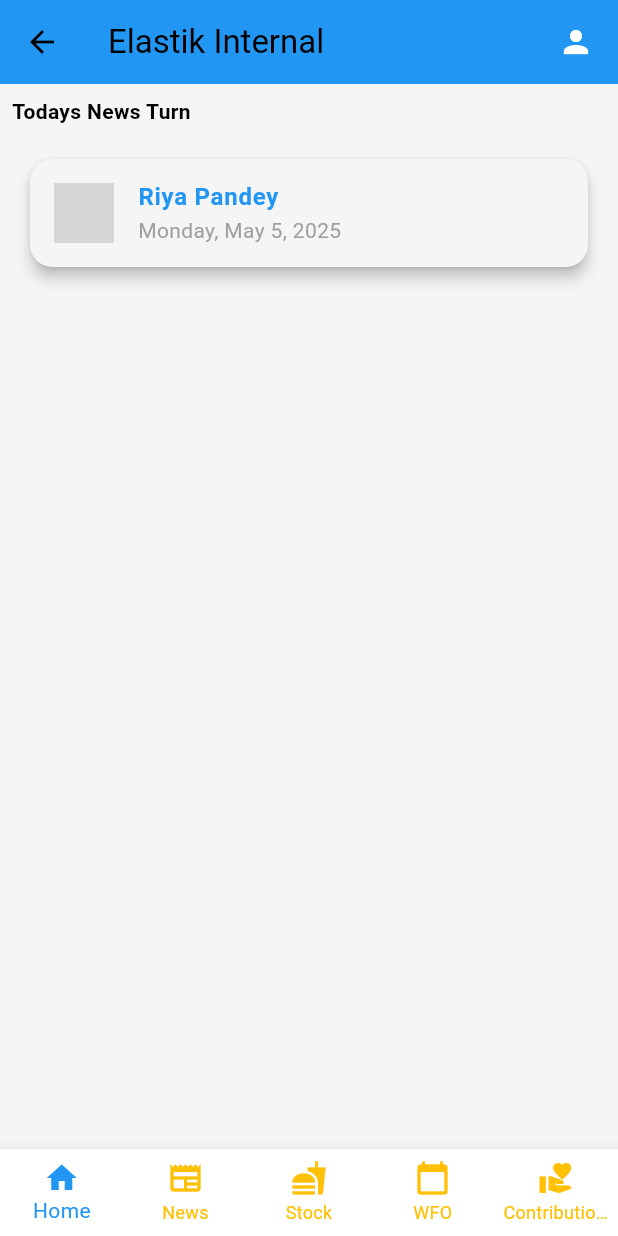
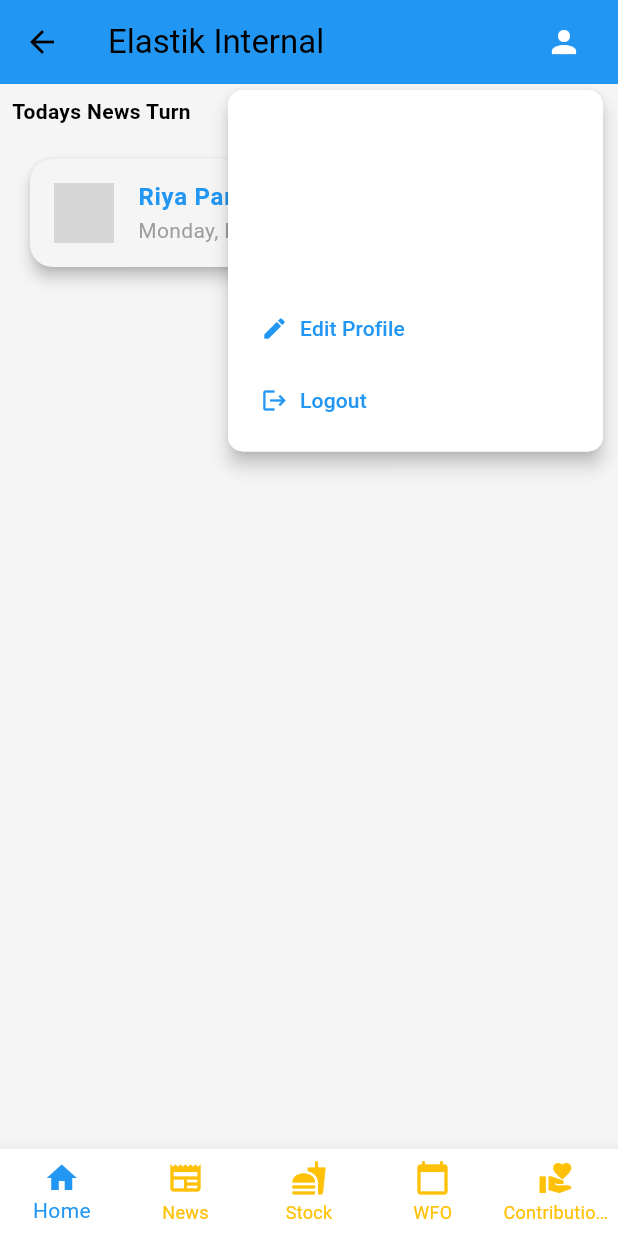
Before and after one commit to prathameshks/elastik_management, a Flutter app: the MainScreen screen opened directly, after a tap on the "person" icon, on a phone screen of 412 x 824 dp. Run offline on Flutter 3.47's test engine with Material 3 defaults, Android fonts, the phone set to English and light mode, and no system bars; our stand-ins replace shared_preferences; accounts and stored records are empty; network calls fail; grey boxes are pictures that could not be loaded.

Commit message:
Fix user profile screen

```diff
--- a/lib/main.dart
+++ b/lib/main.dart
@@ -124,8 +124,10 @@ class _MainScreenState extends State<MainScreen> {
                   });
                 },
                 icon: const Icon(Icons.edit, color: AppColors.primaryColor),
-                label: const Text('Edit Profile',
-                    style: TextStyle(color: AppColors.primaryColor)),
+                label: const Text(
+                  'Edit Profile',
+                  style: TextStyle(color: AppColors.primaryColor),
+                ),
               ),
               TextButton.icon(
                 onPressed: () {
@@ -135,8 +137,10 @@ class _MainScreenState extends State<MainScreen> {
                   });
                 },
                 icon: const Icon(Icons.logout, color: AppColors.primaryColor),
-                label: const Text('Logout',
-                    style: TextStyle(color: AppColors.primaryColor)),
+                label: const Text(
+                  'Logout',
+                  style: TextStyle(color: AppColors.primaryColor),
+                ),
               ),
             ],
           ),
@@ -149,7 +153,10 @@ class _MainScreenState extends State<MainScreen> {
   Widget build(BuildContext context) {
     final authProvider = Provider.of<AuthProvider>(context);
     final user = authProvider.user;
-    return Scaffold(
+
+    return Stack(
+      children: [
+        Scaffold(
           appBar: AppBar(
             title: Text(_screenTitles[_currentIndex]),
             backgroundColor: AppColors.primaryColor,
@@ -165,6 +172,7 @@ class _MainScreenState extends State<MainScreen> {
                   child: _buildUserAvatar(user?.imageUrl),
                 ),
               ),
+              const SizedBox(width: 8),
             ],
           ),
           body: _getCurrentScreen(),
@@ -176,8 +184,14 @@ class _MainScreenState extends State<MainScreen> {
             unselectedItemColor: AppColors.secondaryColor,
             items: const [
               BottomNavigationBarItem(icon: Icon(Icons.home), label: 'Home'),
-          BottomNavigationBarItem(icon: Icon(Icons.newspaper), label: 'News'),
-          BottomNavigationBarItem(icon: Icon(Icons.fastfood), label: 'Stock'),
+              BottomNavigationBarItem(
+                icon: Icon(Icons.newspaper),
+                label: 'News',
+              ),
+              BottomNavigationBarItem(
+                icon: Icon(Icons.fastfood),
+                label: 'Stock',
+              ),
               // BottomNavigationBarItem(icon: Icon(Icons.event), label: 'Event'),
               BottomNavigationBarItem(
                 icon: Icon(Icons.calendar_today),
@@ -189,6 +203,24 @@ class _MainScreenState extends State<MainScreen> {
               ),
             ],
           ),
+        ),
+        if (_showProfilePopup) ...[
+          // First add the overlay that covers the whole screen to handle taps outside
+          Positioned.fill(
+            child: GestureDetector(
+              onTap: () {
+                setState(() {
+                  _showProfilePopup = false;
+                });
+              },
+              // Make it transparent
+              child: Container(color: Colors.transparent),
+            ),
+          ),
+          // Then add the popup on top
+          _buildProfilePopup(user),
+        ],
+      ],
     );
   }
 
@@ -206,27 +238,12 @@ class _MainScreenState extends State<MainScreen> {
       } catch (e) {
         // Handle any other errors that might occur (e.g., invalid URL)
         print('Error with image URL: $e');
-        return const CircleAvatar(
-          child: Icon(Icons.person),
-        );
+        return const CircleAvatar(child: Icon(Icons.person));
       }
     } else {
       // If there's no image URL, show the default icon
-      return const CircleAvatar(
-        child: Icon(Icons.person),
-      );
+      return const CircleAvatar(child: Icon(Icons.person));
     }
-  }
-
-  @override
-  Widget buildStack(BuildContext context) {
-    final authProvider = Provider.of<AuthProvider>(context);
-    final user = authProvider.user;
-    return Stack(
-      children: [
-        if (_showProfilePopup) _buildProfilePopup(user),
-      ],
-    );
   }
 }
 
--- a/lib/models/user.dart
+++ b/lib/models/user.dart
@@ -20,14 +20,20 @@ class User {
     required this.wfoSchema,
   });
   factory User.fromJson(Map<String, dynamic> json) {
-    return User(
-      id: json['id'],
-      name: json['name'],
-      designation: json['designation'],
-      email: json['email'],
-      imageUrl: json['imageUrl'],
-      role: json['role'],
-      wfoSchema: WFOSchema.fromJson(json['wfoSchema']),
-    );
+    try {
+      return User(
+        id: json['id'] as int,
+        name: json['name'] as String,
+        designation: json['designation'] as String,
+        email: json['email'] as String,
+        imageUrl: json['imageUrl'] as String,
+        role: json['role'] as String,
+        wfoSchema: WFOSchema.fromJson(
+          json['wfoSchema'] as Map<String, dynamic>,
+        ),
+      );
+    } catch (e) {
+      throw TypeError();
+    }
   }
 }
```
Also changed, not shown: lib/utils/data_loader.dart (+35 -7 lines), pubspec.lock. Lines whose indentation alone changed are shown as unchanged.
